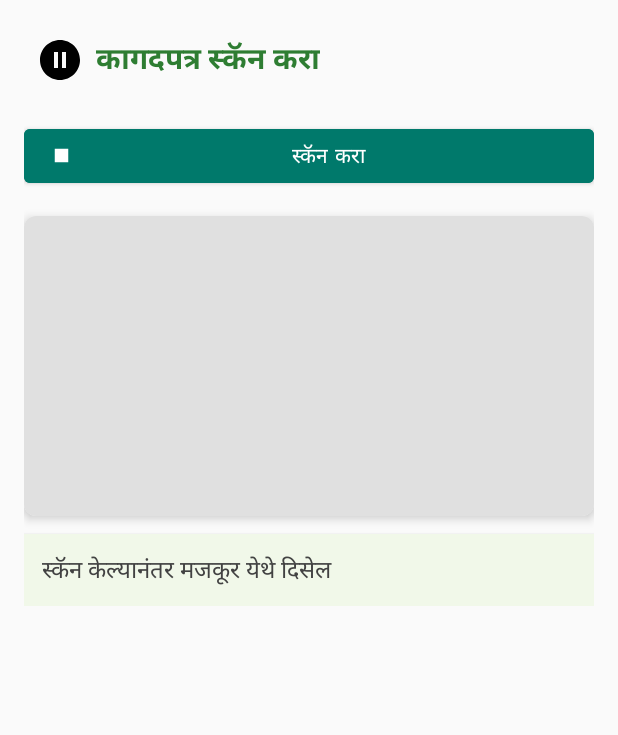
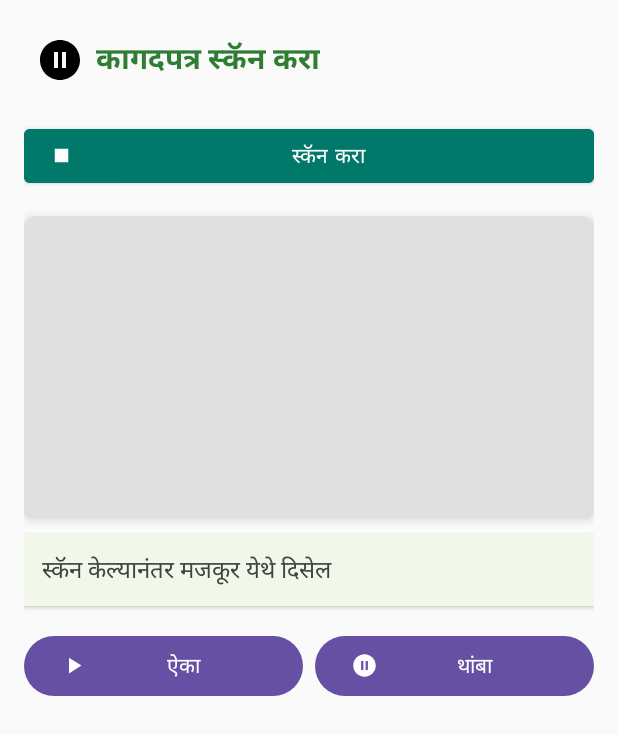
Before and after one commit to digitaldosedailyofficial-afk/explainMyPaper, an Android app: the screen it shows after launch (MainActivity), on a phone screen of 412 x 824 dp. Shown: the top 735 px of the screen. Run offline under Robolectric (Android 15) with nearby library versions, the phone set to English and light mode, and no system bars; libraries missing offline, so code that uses them is left out: com.google.ai.client, com.google.mlkit.vision; 1 statement that could not run was skipped.

Commit message:
enhacement 19

```diff
--- a/app/build.gradle
+++ b/app/build.gradle
@@ -53,11 +53,12 @@ dependencies {
 
     // ML Kit for Devanagari Text Recognition (Marathi)
     implementation 'com.google.mlkit:text-recognition-devanagari:16.0.0'
-
-    // Material Components
     implementation 'com.google.android.material:material:1.9.0'
-
-    // Text-to-Speech library
     implementation 'androidx.lifecycle:lifecycle-viewmodel-ktx:2.7.0'
     implementation 'androidx.lifecycle:lifecycle-livedata-ktx:2.7.0'
+
+    // Google AI client library for Generative AI
+    implementation("com.google.ai.client.generativeai:generativeai:0.8.0")
+    // Coroutines for async operations
+    implementation 'org.jetbrains.kotlinx:kotlinx-coroutines-android:1.7.3'
 }
--- a/app/src/main/java/com/example/explainmypaper/MainActivity.java
+++ b/app/src/main/java/com/example/explainmypaper/MainActivity.java
@@ -9,17 +9,23 @@ import android.net.Uri;
 import android.os.Bundle;
 import android.provider.MediaStore;
 import android.speech.tts.TextToSpeech;
+import android.util.Log;
 import android.widget.Button;
 import android.widget.ImageView;
 import android.widget.TextView;
 import android.widget.Toast;
 
+import com.google.ai.client.generativeai.GenerativeModel;
 import com.google.mlkit.vision.common.InputImage;
 import com.google.mlkit.vision.text.Text;
 import com.google.mlkit.vision.text.TextRecognition;
 import com.google.mlkit.vision.text.devanagari.DevanagariTextRecognizerOptions;
 import java.io.IOException;
 import java.util.Locale;
+
+import kotlinx.coroutines.CoroutineScope;
+import kotlinx.coroutines.Dispatchers;
+import kotlinx.coroutines.launch;
 
 public class MainActivity extends AppCompatActivity {
 
@@ -28,32 +34,51 @@ public class MainActivity extends AppCompatActivity {
     private TextView resultText;
     private Bitmap selectedImageBitmap;
     private TextToSpeech textToSpeech;
+    private Button scanButton, playButton, stopButton;
+    private GenerativeModel generativeModel;
 
     @Override
     protected void onCreate(Bundle savedInstanceState) {
         super.onCreate(savedInstanceState);
         setContentView(R.layout.activity_main);
 
+        // Replace with your actual API key
+        String apiKey = "AIzaSyDgTKZgFJD0Fvdhu41zS11TMf6LRsoDcUY";
+        generativeModel = new GenerativeModel("gemini-pro", apiKey);
+
         imageView = findViewById(R.id.imageView);
         resultText = findViewById(R.id.resultText);
-        Button scanButton = findViewById(R.id.scanButton);
+        scanButton = findViewById(R.id.scanButton);
+        playButton = findViewById(R.id.playButton);
+        stopButton = findViewById(R.id.stopButton);
 
-        // Initialize Text-to-Speech engine
         textToSpeech = new TextToSpeech(this, status -> {
             if (status == TextToSpeech.SUCCESS) {
-                // Set the language to Marathi (Devanagari)
                 int result = textToSpeech.setLanguage(new Locale("mar", "IND"));
                 if (result == TextToSpeech.LANG_MISSING_DATA || result == TextToSpeech.LANG_NOT_SUPPORTED) {
-                    Toast.makeText(this, "Marathi language not supported on this device.", Toast.LENGTH_SHORT).show();
+                    Toast.makeText(this, "Marathi language not supported.", Toast.LENGTH_SHORT).show();
                 }
             } else {
-                Toast.makeText(this, "Text-to-Speech initialization failed.", Toast.LENGTH_SHORT).show();
+                Toast.makeText(this, "TTS initialization failed.", Toast.LENGTH_SHORT).show();
             }
         });
 
         scanButton.setOnClickListener(v -> {
             Intent intent = new Intent(Intent.ACTION_PICK, MediaStore.Images.Media.EXTERNAL_CONTENT_URI);
             startActivityForResult(intent, REQUEST_IMAGE);
+        });
+
+        playButton.setOnClickListener(v -> {
+            String text = resultText.getText().toString();
+            if (!text.isEmpty()) {
+                textToSpeech.speak(text, TextToSpeech.QUEUE_FLUSH, null, null);
+            }
+        });
+
+        stopButton.setOnClickListener(v -> {
+            if (textToSpeech != null) {
+                textToSpeech.stop();
+            }
         });
     }
 
@@ -75,27 +100,37 @@ public class MainActivity extends AppCompatActivity {
 
     private void runTextRecognition(Bitmap bitmap) {
         InputImage image = InputImage.fromBitmap(bitmap, 0);
-
-        // Use Devanagari text recognition options for Marathi
         com.google.mlkit.vision.text.TextRecognizer recognizer = TextRecognition.getClient(new DevanagariTextRecognizerOptions.Builder().build());
 
         recognizer.process(image)
-                .addOnSuccessListener(this::displayText)
+                .addOnSuccessListener(this::processTextWithAI)
                 .addOnFailureListener(e -> resultText.setText("स्कॅन अयशस्वी: " + e.getMessage()));
     }
 
-    private void displayText(Text visionText) {
+    private void processTextWithAI(Text visionText) {
         String recognizedText = visionText.getText();
         if (recognizedText.isEmpty()) {
             resultText.setText("काहीही ओळखले गेले नाही.");
-        } else {
-            // Process the recognized text to generate a meaningful Marathi response
-            String marathiResponse = "तुमच्या कागदपत्रांमध्ये ओळखलेला मजकूर खालीलप्रमाणे आहे:\n\n" + recognizedText;
-            resultText.setText(marathiResponse);
+            return;
+        }
 
-            // Speak the Marathi response
-            textToSpeech.speak(marathiResponse, TextToSpeech.QUEUE_FLUSH, null, null);
-        }
+        CoroutineScope coroutineScope = new CoroutineScope(Dispatchers.getMain());
+        coroutineScope.launch(() -> {
+            try {
+                String prompt = "Read the following document text and extract important information such as Bill Number, Customer Name, Address, and Total Amount. Please reply in Marathi. If any information is missing, say 'उपलब्ध नाही'.\n\n" + recognizedText;
+                String response = generativeModel.generateContent(prompt).getText();
+
+                // Run on the UI thread
+                runOnUiThread(() -> {
+                    resultText.setText(response);
+                    textToSpeech.speak(response, TextToSpeech.QUEUE_FLUSH, null, null);
+                });
+
+            } catch (Exception e) {
+                Log.e("GenerativeAI", "Error: " + e.getMessage());
+                runOnUiThread(() -> resultText.setText("AI प्रतिसाद मिळवण्यात अयशस्वी: " + e.getMessage()));
+            }
+        });
     }
 
     @Override
--- /dev/null
+++ b/app/src/main/res/drawable/ic_stop.xml
@@ -0,0 +1,5 @@
+<vector xmlns:android="http://schemas.android.com/apk/res/android" android:height="24dp" android:tint="#000000" android:viewportHeight="24" android:viewportWidth="24" android:width="24dp">
+
+    <path android:fillColor="@android:color/white" android:pathData="M12,2C6.48,2 2,6.48 2,12s4.48,10 10,10s10,-4.48 10,-10S17.52,2 12,2zM11,16H9V8h2V16zM15,16h-2V8h2V16z"/>
+
+</vector>
--- a/app/src/main/res/layout/activity_main.xml
+++ b/app/src/main/res/layout/activity_main.xml
@@ -11,7 +11,6 @@
         android:layout_height="wrap_content"
         android:orientation="vertical">
 
-        <!-- Header Row -->
         <LinearLayout
             android:layout_width="match_parent"
             android:layout_height="wrap_content"
@@ -35,7 +34,6 @@
                 android:textColor="#2E7D32" />
         </LinearLayout>
 
-        <!-- Scan Button -->
         <com.google.android.material.button.MaterialButton
             android:id="@+id/scanButton"
             style="@style/Widget.MaterialComponents.Button"
@@ -50,7 +48,6 @@
             android:textColor="@android:color/white"
             android:layout_marginTop="16dp" />
 
-        <!-- Scanned Image -->
         <androidx.cardview.widget.CardView
             android:layout_width="match_parent"
             android:layout_height="wrap_content"
@@ -67,7 +64,6 @@
                 android:background="#E0E0E0" />
         </androidx.cardview.widget.CardView>
 
-        <!-- OCR Result -->
         <TextView
             android:id="@+id/resultText"
             android:layout_width="match_parent"
@@ -80,5 +76,32 @@
             android:background="#F1F8E9"
             android:elevation="2dp" />
 
+        <LinearLayout
+            android:layout_width="match_parent"
+            android:layout_height="wrap_content"
+            android:orientation="horizontal"
+            android:layout_marginTop="16dp"
+            android:gravity="center">
+
+            <com.google.android.material.button.MaterialButton
+                android:id="@+id/playButton"
+                android:layout_width="0dp"
+                android:layout_height="wrap_content"
+                android:layout_weight="1"
+                android:layout_marginEnd="8dp"
+                android:text="ऐका"
+                app:icon="@drawable/ic_play"
+                app:iconTint="@android:color/white"/>
+
+            <com.google.android.material.button.MaterialButton
+                android:id="@+id/stopButton"
+                android:layout_width="0dp"
+                android:layout_height="wrap_content"
+                android:layout_weight="1"
+                android:text="थांबा"
+                app:icon="@drawable/ic_stop"
+                app:iconTint="@android:color/white"/>
+        </LinearLayout>
+
     </LinearLayout>
 </ScrollView>
```
Also changed, not shown: app/src/main/res/drawable/ic_play.xml (renamed from app/src/main/res/drawable/ic_play_arrow.xml).
